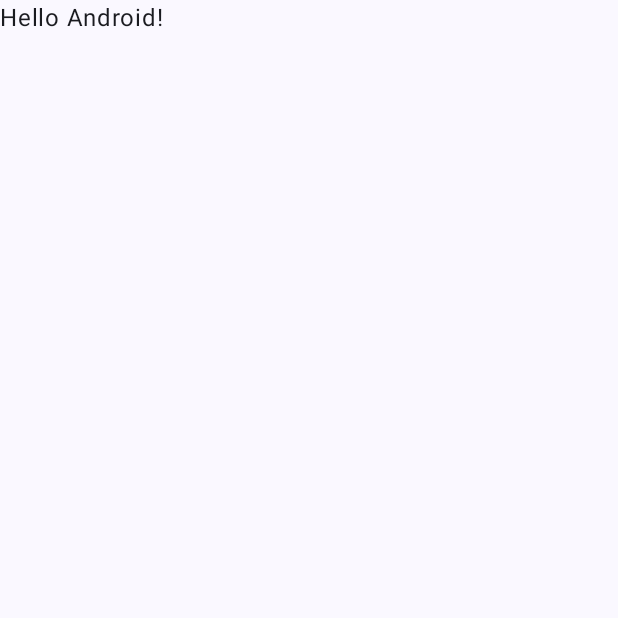
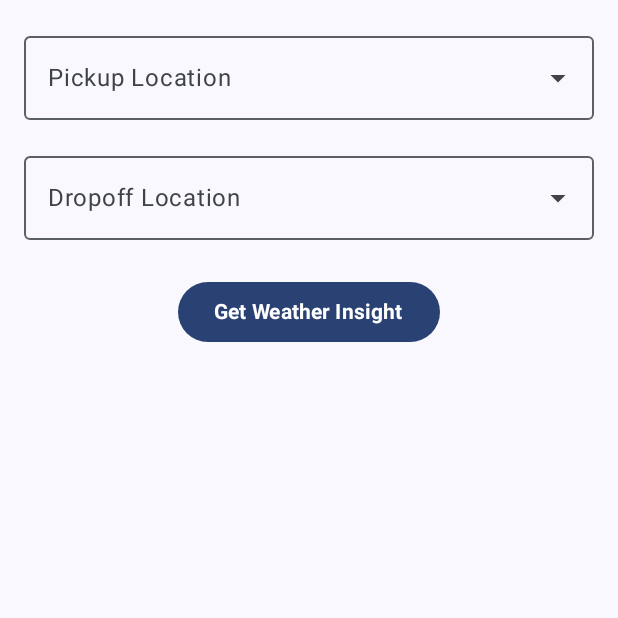
Before and after one commit to Dilivva/android-kotlin-assessment, an Android app built with Jetpack Compose: the screen it shows after launch (MainActivity), on a phone screen of 412 x 824 dp, the top half of it. Before the commit the part shown is almost empty. Run offline under Robolectric (Android 15) with nearby library versions, the phone set to English and light mode, and no system bars; our stand-ins replace Dagger/Hilt's generated code, livedata-compose.

Commit message:
Feat: Fetch Weather Data

```diff
--- a/app/build.gradle.kts
+++ b/app/build.gradle.kts
@@ -6,7 +6,7 @@ plugins {
 
 android {
     namespace = "com.basebox.weatherinsights"
-    compileSdk = 34
+    compileSdk = 35
 
     defaultConfig {
         applicationId = "com.basebox.weatherinsights"
@@ -60,6 +60,8 @@ dependencies {
     implementation(libs.androidx.ui.graphics)
     implementation(libs.androidx.ui.tooling.preview)
     implementation(libs.androidx.material3)
+    implementation(libs.androidx.navigation.compose)
+    implementation(libs.androidx.runtime.livedata)
     testImplementation(libs.junit)
     androidTestImplementation(libs.androidx.junit)
     androidTestImplementation(libs.androidx.espresso.core)
@@ -80,6 +82,7 @@ dependencies {
 
     // Room Database for Local Storage
     implementation("androidx.room:room-runtime:2.5.0")
+    implementation("androidx.room:room-ktx:2.5.0")
     ksp("androidx.room:room-compiler:2.5.0")
 
     // Kotlin Multiplatform Dependencies (Optional)
--- a/app/src/main/AndroidManifest.xml
+++ b/app/src/main/AndroidManifest.xml
@@ -1,6 +1,8 @@
 <?xml version="1.0" encoding="utf-8"?>
 <manifest xmlns:android="http://schemas.android.com/apk/res/android"
     xmlns:tools="http://schemas.android.com/tools">
+
+    <uses-permission android:name="android.permission.INTERNET"/>
 
     <application
         android:allowBackup="true"
--- a/app/src/main/java/com/basebox/weatherinsights/MainActivity.kt
+++ b/app/src/main/java/com/basebox/weatherinsights/MainActivity.kt
@@ -11,7 +11,13 @@ import androidx.compose.material3.Text
 import androidx.compose.runtime.Composable
 import androidx.compose.ui.Modifier
 import androidx.compose.ui.tooling.preview.Preview
+import androidx.navigation.compose.NavHost
+import androidx.navigation.compose.composable
+import androidx.navigation.compose.rememberNavController
+import com.basebox.weatherinsights.data.repo.InsightRepository
+import com.basebox.weatherinsights.ui.screens.InsightScreen
 import com.basebox.weatherinsights.ui.theme.WeatherInsightsTheme
+import com.basebox.weatherinsights.ui.viewmodel.InsightViewModel
 
 class MainActivity : ComponentActivity() {
     override fun onCreate(savedInstanceState: Bundle?) {
@@ -19,11 +25,15 @@ class MainActivity : ComponentActivity() {
         enableEdgeToEdge()
         setContent {
             WeatherInsightsTheme {
+                val navController = rememberNavController()
+
                 Scaffold(modifier = Modifier.fillMaxSize()) { innerPadding ->
-                    Greeting(
-                        name = "Android",
-                        modifier = Modifier.padding(innerPadding)
-                    )
+                    NavHost(navController, startDestination = "insightScreen", Modifier.padding(innerPadding)) {
+                        composable("insightScreen") {
+                            val viewModel = InsightViewModel(InsightRepository())
+                            InsightScreen(viewModel = viewModel)
+                        }
+                    }
                 }
             }
         }
--- a/app/src/main/java/com/basebox/weatherinsights/data/model/InsightResponse.kt
+++ b/app/src/main/java/com/basebox/weatherinsights/data/model/InsightResponse.kt
@@ -1,11 +1,11 @@
 package com.basebox.weatherinsights.data.model
 
 data class InsightResponse(
-    val temperature: Temperature,
+    val main: Main,
     val weather: List<WeatherCondition>,
     val wind: Wind
 )
 
-data class Temperature(val temp: Double)
+data class Main(val temp: Double)
 data class WeatherCondition(val description: String)
 data class Wind(val speed: Double)
--- /dev/null
+++ b/app/src/main/java/com/basebox/weatherinsights/ui/screens/InsightScreen.kt
@@ -0,0 +1,146 @@
+package com.basebox.weatherinsights.ui.screens
+
+import androidx.compose.foundation.layout.Column
+import androidx.compose.foundation.layout.Spacer
+import androidx.compose.foundation.layout.fillMaxSize
+import androidx.compose.foundation.layout.fillMaxWidth
+import androidx.compose.foundation.layout.height
+import androidx.compose.foundation.layout.padding
+import androidx.compose.foundation.rememberScrollState
+import androidx.compose.foundation.verticalScroll
+import androidx.compose.material.icons.Icons
+import androidx.compose.material.icons.filled.ArrowDropDown
+import androidx.compose.material3.Button
+import androidx.compose.material3.DropdownMenuItem
+import androidx.compose.material3.ExperimentalMaterial3Api
+import androidx.compose.material3.ExposedDropdownMenuBox
+import androidx.compose.material3.Icon
+import androidx.compose.material3.MaterialTheme
+import androidx.compose.material3.OutlinedTextField
+import androidx.compose.material3.Text
+import androidx.compose.runtime.Composable
+import androidx.compose.runtime.livedata.observeAsState
+import androidx.compose.runtime.mutableStateOf
+import androidx.compose.runtime.remember
+import androidx.compose.ui.Alignment
+import androidx.compose.ui.Modifier
+import androidx.compose.ui.text.font.FontWeight
+import androidx.compose.ui.unit.dp
+import androidx.compose.ui.unit.sp
+import com.basebox.weatherinsights.ui.viewmodel.InsightViewModel
+
+@OptIn(ExperimentalMaterial3Api::class)
+@Composable
+fun InsightScreen(viewModel: InsightViewModel) {
+
+    var pickupLocation = remember { mutableStateOf("") }
+    var dropoffLocation = remember { mutableStateOf("") }
+    val weather = viewModel.weatherData.observeAsState().value
+//    var expanded = remember { mutableStateOf(false)
+
+    var expandedPickup = remember { mutableStateOf(false) }
+    var expandedDropoff = remember { mutableStateOf(false) }
+
+
+    // Dummy data for dropdown options
+    val locations = listOf("New York", "Los Angeles", "Chicago", "Miami", "Lagos", "Abuja",
+        "Accra"," Cairo", "Nairobi")
+
+    Column(modifier = Modifier
+        .fillMaxSize()
+        .padding(16.dp)
+        .verticalScroll(rememberScrollState())) {
+
+//        var expandedPickup = remember { mutableStateOf(false) }
+        // Pickup location dropdown
+        ExposedDropdownMenuBox(expanded = expandedPickup.value, onExpandedChange = { expandedPickup.value = it }) {
+            OutlinedTextField(
+                value = "${pickupLocation.value}",
+                onValueChange = {  },
+                label = { Text("Pickup Location") },
+                modifier = Modifier.fillMaxWidth().menuAnchor(),
+                readOnly = true,
+                trailingIcon = {
+                    Icon(Icons.Default.ArrowDropDown, contentDescription = null)
+                }
+            )
+            ExposedDropdownMenu(expanded = expandedPickup.value, onDismissRequest = { expandedPickup.value = false }) {
+                locations.forEach { location ->
+                    DropdownMenuItem(text = {
+                        Text(location) }, onClick = { pickupLocation.value = location
+                        expandedPickup.value = false  })
+                }
+            }
+        }
+
+        Spacer(modifier = Modifier.height(16.dp))
+
+        // Dropoff location dropdown
+        ExposedDropdownMenuBox(expanded = expandedDropoff.value, onExpandedChange = { expandedDropoff.value = it }) {
+            OutlinedTextField(
+                value = "${dropoffLocation.value}",
+                onValueChange = { },
+                label = { Text("Dropoff Location") },
+                modifier = Modifier.fillMaxWidth()
+                    .menuAnchor(),
+                readOnly = true,
+                trailingIcon = {
+                    Icon(Icons.Default.ArrowDropDown, contentDescription = null)
+                }
+            )
+            ExposedDropdownMenu(expanded = expandedDropoff.value, onDismissRequest = { expandedDropoff.value = false }) {
+                locations.forEach { location ->
+                    DropdownMenuItem(text = { Text(location) }, onClick = {
+                        dropoffLocation.value = location
+                        expandedDropoff.value = false
+                    })
+                }
+            }
+        }
+
+        Spacer(modifier = Modifier.height(24.dp))
+
+        // Fetch weather button
+        Button(
+            onClick = { viewModel.fetchData(pickupLocation.value, dropoffLocation.value) },
+            modifier = Modifier.align(Alignment.CenterHorizontally)
+        ) {
+            Text("Get Weather Insight", fontWeight = FontWeight.Bold)
+        }
+
+        Spacer(modifier = Modifier.height(24.dp))
+
+        // Display weather results if available
+        weather?.let {
+            Column(modifier = Modifier.fillMaxWidth(), horizontalAlignment = Alignment.CenterHorizontally) {
+                Text("Today's Weather Insight: ", fontWeight = FontWeight.Bold, fontSize = 24.sp, modifier = Modifier.align(Alignment.CenterHorizontally), style = MaterialTheme.typography.headlineSmall)
+                Text("${it.weather.first().description}", fontWeight = FontWeight.Bold, fontSize = 24.sp, modifier = Modifier.align(Alignment.CenterHorizontally), style = MaterialTheme.typography.headlineSmall)
+                Text("Temperature: ${it.main.temp}°C", fontWeight = FontWeight.Bold, fontSize = 20.sp, modifier = Modifier.align(Alignment.CenterHorizontally), style = MaterialTheme.typography.headlineMedium)
+                Spacer(modifier = Modifier.height(24.dp))
+
+                // Navigate to saved locations screen button
+                Button(
+                    onClick = { /* Navigate to SavedLocationsScreen */ },
+                    modifier = Modifier.align(Alignment.CenterHorizontally)
+                ) {
+                    Text("View Saved Locations", fontWeight = FontWeight.Bold)
+                }
+            }
+        }
+    }
+
+//    var location = remember { mutableStateOf("") }
+//    val weather = viewModel.weatherData.observeAsState().value
+//
+//    Column(modifier = Modifier.fillMaxSize().padding(16.dp)) {
+//        TextField(value = location.value, onValueChange = { location.value = it })
+//        Button(onClick = { viewModel.fetchData(location.value) }) {
+//            Text("Get Weather")
+//        }
+//
+//        weather?.let {
+//            Text("Temperature: ${it.main.temp}°C")
+//            Text("Condition: ${it.weather.first().description}")
+//        }
+//    }
+}
--- /dev/null
+++ b/app/src/main/java/com/basebox/weatherinsights/ui/screens/SavedLocationsScreen.kt
@@ -0,0 +1,4 @@
+package com.basebox.weatherinsights.ui.screens
+
+class SavedLocationsScreen {
+}
--- /dev/null
+++ b/app/src/main/java/com/basebox/weatherinsights/ui/viewmodel/InsightViewModel.kt
@@ -0,0 +1,38 @@
+package com.basebox.weatherinsights.ui.viewmodel
+
+import android.util.Log
+import androidx.lifecycle.LiveData
+import androidx.lifecycle.MutableLiveData
+import androidx.lifecycle.ViewModel
+import androidx.lifecycle.viewModelScope
+import com.basebox.weatherinsights.data.model.InsightResponse
+import com.basebox.weatherinsights.data.repo.InsightRepository
+import dagger.hilt.android.lifecycle.HiltViewModel
+import kotlinx.coroutines.Dispatchers
+import kotlinx.coroutines.launch
+import javax.inject.Inject
+
+@HiltViewModel
+class InsightViewModel @Inject constructor(private val repository: InsightRepository) : ViewModel() {
+    private val _weatherData = MutableLiveData<InsightResponse?>()
+    val weatherData: LiveData<InsightResponse?> = _weatherData
+
+    private val _weatherDropOffData = MutableLiveData<InsightResponse?>()
+    val weatherDropOffData: LiveData<InsightResponse?> = _weatherDropOffData
+
+    fun fetchData(location: String, dropoff: String) {
+        viewModelScope.launch(Dispatchers.Main) {
+            try {
+                val response = repository.fetchData(location)
+                _weatherData.postValue(response)
+                launch {
+                    val result = repository.fetchData(dropoff)
+                    _weatherDropOffData.postValue(result)
+                }
+            } catch (e: Exception) {
+                Log.e("InsightViewModel", "Error fetching weather: ${e.message}")
+                _weatherData.value = null
+            }
+        }
+    }
+}
--- a/gradle/libs.versions.toml
+++ b/gradle/libs.versions.toml
@@ -7,7 +7,9 @@ junitVersion = "1.2.1"
 espressoCore = "3.6.1"
 lifecycleRuntimeKtx = "2.8.7"
 activityCompose = "1.10.0"
-composeBom = "2024.04.01"
+composeBom = "2025.01.01"
+navigationCompose = "2.8.6"
+runtimeLivedata = "1.7.7"
 
 [libraries]
 androidx-core-ktx = { group = "androidx.core", name = "core-ktx", version.ref = "coreKtx" }
@@ -24,6 +26,8 @@ androidx-ui-tooling-preview = { group = "androidx.compose.ui", name = "ui-toolin
 androidx-ui-test-manifest = { group = "androidx.compose.ui", name = "ui-test-manifest" }
 androidx-ui-test-junit4 = { group = "androidx.compose.ui", name = "ui-test-junit4" }
 androidx-material3 = { group = "androidx.compose.material3", name = "material3" }
+androidx-navigation-compose = { group = "androidx.navigation", name = "navigation-compose", version.ref = "navigationCompose" }
+androidx-runtime-livedata = { group = "androidx.compose.runtime", name = "runtime-livedata", version.ref = "runtimeLivedata" }
 
 [plugins]
 android-application = { id = "com.android.application", version.ref = "agp" }
```
Also changed, not shown: app/src/main/java/com/basebox/weatherinsights/data/api/APIClient.kt (added, +16 -0 lines), app/src/main/java/com/basebox/weatherinsights/data/api/WeatherAPIService.kt (added, +14 -0 lines), app/src/main/java/com/basebox/weatherinsights/data/db/RoomDB.kt (added, +41 -0 lines), app/src/main/java/com/basebox/weatherinsights/data/db/WeatherDao.kt (added, +16 -0 lines), app/src/main/java/com/basebox/weatherinsights/data/db/WeatherData.kt (added, +12 -0 lines), app/src/main/java/com/basebox/weatherinsights/data/repo/InsightRepository.kt (added, +20 -0 lines).
